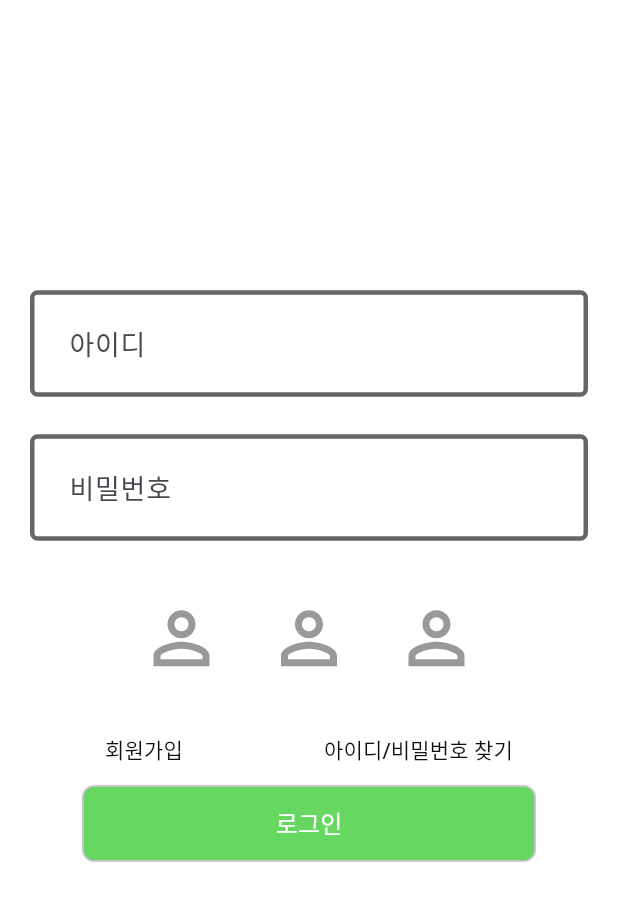
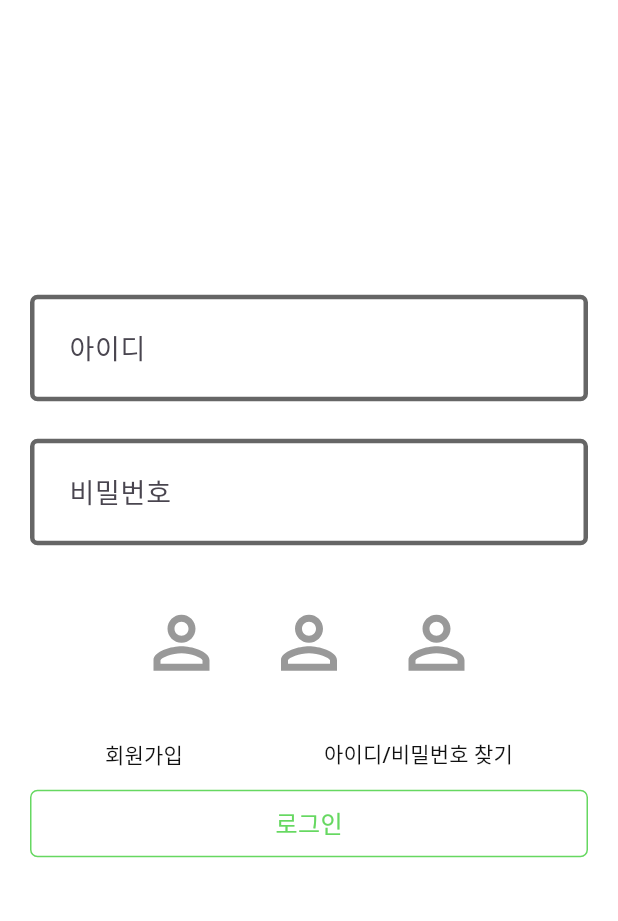
Before and after one commit to Tune-Fun/TUNE_FUN_FRONTEND_V1, a Flutter app: the LoginScreen screen opened directly, on a phone screen of 412 x 824 dp, the part 84-1005 px from its top. Run offline on Flutter 3.47's test engine with Material 3 defaults, Android fonts, the phone set to English and light mode, and no system bars; our stand-ins replace flutter_riverpod, flutter_svg, fpdart, logger, timeago; missing offline and left inert: amplify_analytics_pinpoint, amplify_auth_cognito, amplify_core, patrol; network calls fail; Roboto replaces fonts that are missing (Pretendart).

Commit message:
feat: sign up user state selection && style: green next button modulize

```diff
--- a/lib/common/common.dart
+++ b/lib/common/common.dart
@@ -1 +1 @@
-export 'square_button.dart';
+export 'green_square_button.dart';
--- /dev/null
+++ b/lib/common/green_square_button.dart
@@ -0,0 +1,42 @@
+import 'package:flutter/material.dart';
+import 'package:tunefun_front/theme/theme.dart';
+
+class GreenSquareButton extends StatelessWidget {
+  final bool buttonState;
+  final VoidCallback onTap;
+  final String buttonText;
+
+  const GreenSquareButton({
+    super.key,
+    required this.buttonState,
+    required this.onTap,
+    required this.buttonText,
+  });
+
+  @override
+  Widget build(BuildContext context) {
+    return GestureDetector(
+      onTap: onTap,
+      child: Container(
+        padding: const EdgeInsets.symmetric(
+          horizontal: 20,
+          vertical: 10,
+        ),
+        decoration: BoxDecoration(
+          color: !buttonState ? Pallete.bgMainColor : Pallete.greenColor,
+          borderRadius: BorderRadius.circular(5),
+          border: Border.all(color: Pallete.greenColor),
+        ),
+        child: Center(
+          child: Text(
+            buttonText,
+            style: TextStyle(
+              color: !buttonState ? Pallete.greenColor : Pallete.bgMainColor,
+              fontSize: 16,
+            ),
+          ),
+        ),
+      ),
+    );
+  }
+}
--- a/lib/common/square_button.dart
+++ /dev/null
@@ -1,38 +0,0 @@
-import 'package:flutter/material.dart';
-import 'package:tunefun_front/theme/theme.dart';
-
-class SquareButton extends StatelessWidget {
-  final VoidCallback onTap;
-  final String label;
-  final Color backgroundColor;
-  final Color textColor;
-
-  const SquareButton({
-    super.key,
-    required this.onTap,
-    required this.label,
-    this.backgroundColor = Pallete.greenColor,
-    this.textColor = Pallete.bgMainColor,
-  });
-
-  @override
-  Widget build(BuildContext context) {
-    return InkWell(
-      onTap: onTap,
-      child: Chip(
-        label: Text(
-          label,
-          style: TextStyle(
-            color: textColor,
-            fontSize: 16,
-          ),
-        ),
-        backgroundColor: backgroundColor,
-        labelPadding: const EdgeInsets.symmetric(
-          horizontal: 120,
-          vertical: 5,
-        ),
-      ),
-    );
-  }
-}
--- a/lib/features/auth/views/login_view.dart
+++ b/lib/features/auth/views/login_view.dart
@@ -4,7 +4,6 @@ import 'package:flutter_svg/flutter_svg.dart';
 import 'package:tunefun_front/common/common.dart';
 import 'package:tunefun_front/constants/constants.dart';
 import 'package:tunefun_front/features/auth/views/signup_main_view.dart';
-import 'package:tunefun_front/features/auth/widgets/auth_field.dart';
 import 'package:tunefun_front/theme/pallete.dart';
 
 class LoginScreen extends ConsumerStatefulWidget {
@@ -18,13 +17,14 @@ class LoginScreen extends ConsumerStatefulWidget {
 
 class _LoginScreenState extends ConsumerState<LoginScreen> {
   final appbar = UIConstants.appBar();
-  final usernameController = TextEditingController();
+  final userIdController = TextEditingController();
   final passwordController = TextEditingController();
+  bool buttonState = false;
 
   @override
   void dispose() {
     super.dispose();
-    usernameController.dispose();
+    userIdController.dispose();
     passwordController.dispose();
   }
 
@@ -38,16 +38,59 @@ class _LoginScreenState extends ConsumerState<LoginScreen> {
             padding: const EdgeInsets.symmetric(horizontal: 20),
             child: Column(
               children: [
-                AuthField(
-                  controller: usernameController,
-                  hintText: '아이디',
+                TextFormField(
+                  controller: userIdController,
+                  keyboardType: TextInputType.text,
+                  decoration: InputDecoration(
+                    focusedBorder: OutlineInputBorder(
+                      borderRadius: BorderRadius.circular(5.0),
+                      borderSide: const BorderSide(
+                        color: Pallete.textSubColor,
+                        width: 3,
+                      ),
+                    ),
+                    enabledBorder: OutlineInputBorder(
+                      borderRadius: BorderRadius.circular(5.0),
+                      borderSide: const BorderSide(
+                        color: Pallete.textSubColor,
+                        width: 3,
+                      ),
+                    ),
+                    contentPadding: const EdgeInsets.all(22),
+                    hintText: '아이디',
+                    hintStyle: const TextStyle(
+                      fontSize: 18,
+                    ),
+                  ),
                 ),
                 const SizedBox(
                   height: 25,
                 ),
-                AuthField(
+                TextFormField(
                   controller: passwordController,
-                  hintText: '비밀번호',
+                  keyboardType: TextInputType.text,
+                  obscureText: true,
+                  decoration: InputDecoration(
+                    focusedBorder: OutlineInputBorder(
+                      borderRadius: BorderRadius.circular(5.0),
+                      borderSide: const BorderSide(
+                        color: Pallete.textSubColor,
+                        width: 3,
+                      ),
+                    ),
+                    enabledBorder: OutlineInputBorder(
+                      borderRadius: BorderRadius.circular(5.0),
+                      borderSide: const BorderSide(
+                        color: Pallete.textSubColor,
+                        width: 3,
+                      ),
+                    ),
+                    contentPadding: const EdgeInsets.all(22),
+                    hintText: '비밀번호',
+                    hintStyle: const TextStyle(
+                      fontSize: 18,
+                    ),
+                  ),
                 ),
                 const SizedBox(
                   height: 45,
@@ -116,9 +159,14 @@ class _LoginScreenState extends ConsumerState<LoginScreen> {
                 ),
                 Align(
                   alignment: Alignment.center,
-                  child: SquareButton(
-                    onTap: () {},
-                    label: '로그인',
+                  child: GreenSquareButton(
+                    onTap: () {
+                      setState(() {
+                        buttonState = true;
+                      });
+                    },
+                    buttonState: buttonState,
+                    buttonText: '로그인',
                   ),
                 ),
               ],
--- a/lib/features/auth/widgets/auth_field.dart
+++ b/lib/features/auth/widgets/auth_field.dart
@@ -15,6 +15,8 @@ class AuthField extends StatelessWidget {
   Widget build(BuildContext context) {
     return TextFormField(
       controller: controller,
+      keyboardType: TextInputType.text,
+      obscureText: true,
       decoration: InputDecoration(
         focusedBorder: OutlineInputBorder(
           borderRadius: BorderRadius.circular(5.0),
--- a/lib/features/auth/widgets/email_signup_button.dart
+++ b/lib/features/auth/widgets/email_signup_button.dart
@@ -1,7 +1,6 @@
 import 'package:flutter/material.dart';
 import 'package:logger/logger.dart';
-import 'package:tunefun_front/features/auth/views/signup_email_view.dart';
-
+import 'package:tunefun_front/features/auth/views/signup_email_input_view.dart';
 import 'package:tunefun_front/theme/pallete.dart';
 
 var logger = Logger();
@@ -23,7 +22,7 @@ class EmailSignupButton extends StatelessWidget {
       ),
       child: GestureDetector(
         onTap: () {
-          Navigator.push(context, SignupEmailScreen.route());
+          Navigator.push(context, SignupEmailInputScreen.route());
         },
         child: Container(
           padding: const EdgeInsets.symmetric(vertical: 20, horizontal: 13),
```
Also changed, not shown: lib/features/auth/views/signup_email_input_view.dart (renamed from lib/features/auth/views/signup_userid_view.dart, +42 -49 lines), lib/features/auth/views/signup_password_input_view.dart (renamed from lib/features/auth/views/signup_password_view.dart, +40 -27 lines), lib/features/auth/views/signup_user_state_select_view.dart (added, +187 -0 lines), lib/features/auth/views/signup_userid_input_view.dart (renamed from lib/features/auth/views/signup_email_view.dart, +43 -51 lines).
